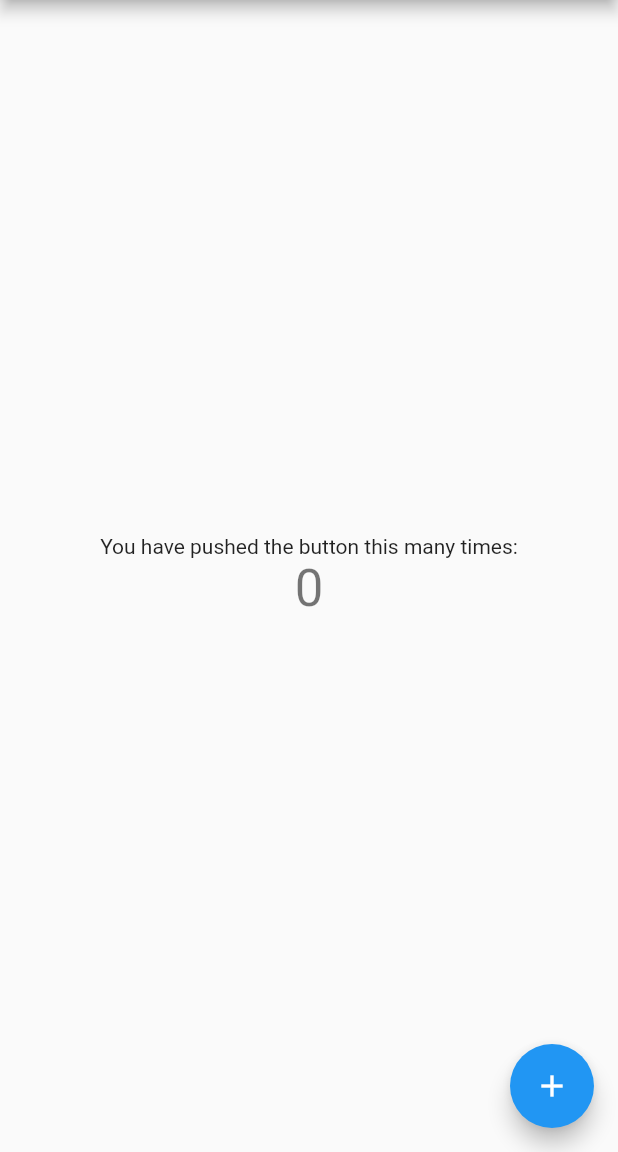
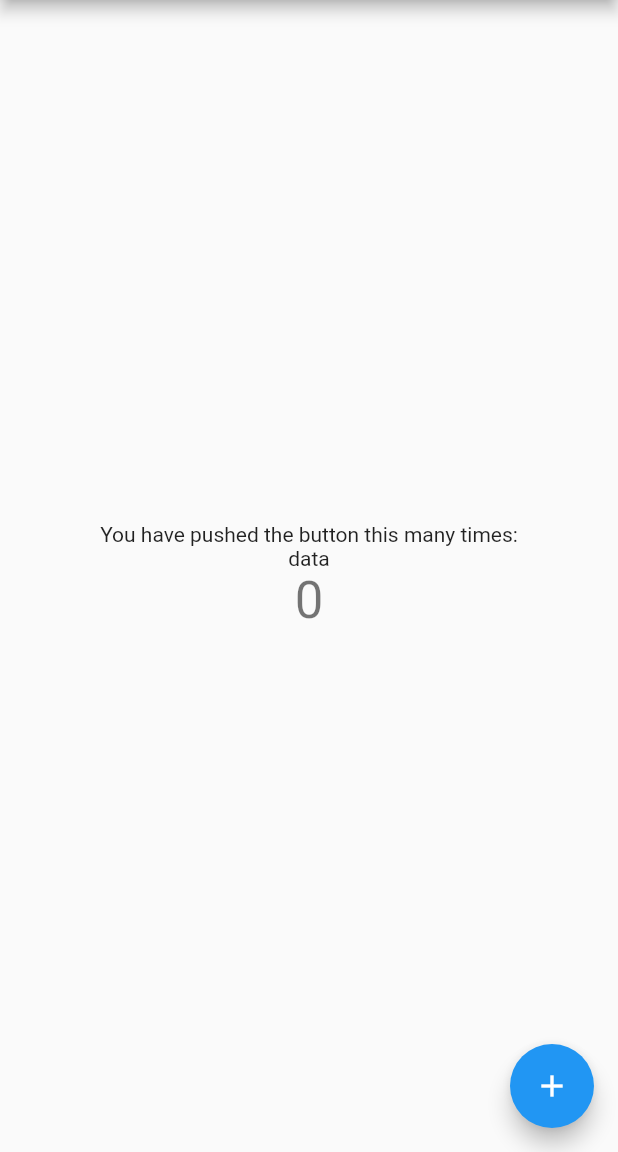
Before and after one commit to rishabh1405/notification, a Flutter app: the screen it shows after launch, on a phone screen of 412 x 824 dp, the part 84-1236 px from its top. Run offline on Flutter 3.47's test engine with Material 2 defaults, Android fonts, the phone set to English and light mode, and no system bars; our stand-ins replace firebase_core, firebase_messaging, flutter_local_notifications; accounts and stored records are empty.

Commit message:
adding file

```diff
--- a/lib/firstpage.dart
+++ b/lib/firstpage.dart
@@ -103,6 +103,7 @@ class _FirstPageState extends State<FirstPage> {
             const Text(
               'You have pushed the button this many times:',
             ),
+            Text("data"),
             Text(
               '$_counter',
               style: Theme.of(context).textTheme.headline4,
--- a/lib/main.dart
+++ b/lib/main.dart
@@ -110,6 +110,7 @@ class _MyHomePageState extends State<MyHomePage> {
             const Text(
               'You have pushed the button this many times:',
             ),
+            Text("data"),
             Text(
               '$_counter',
               style: Theme.of(context).textTheme.headline4,
```
